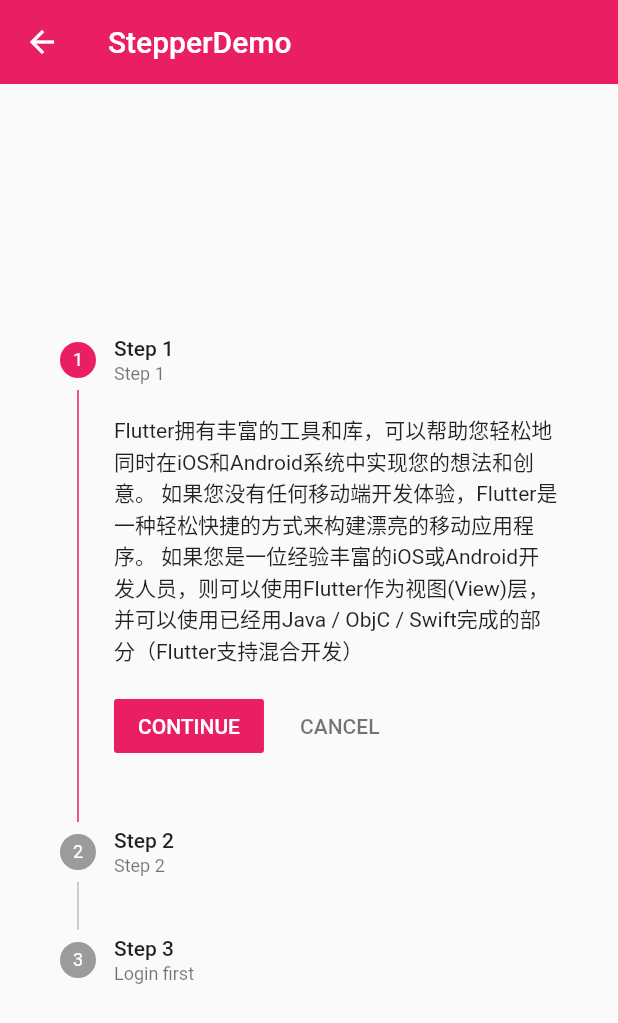
After one commit to Darren-xd/flutter_dome, a Flutter app: the StepperDemo screen opened directly, on a phone screen of 412 x 824 dp. The commit adds this screen. Shown: the top 1023 px of the screen. Run offline on Flutter 3.47's test engine with Material 2 defaults, Android fonts, the phone set to English and light mode, and no system bars; our stand-ins replace flutter_swiper; network calls fail.

Commit message:
Card 组件和 Step 组件是用

```diff
--- a/lib/buttom/button_demo.dart
+++ b/lib/buttom/button_demo.dart
@@ -3,6 +3,8 @@ import 'package:flutter_dome/buttom/checkbox_demo.dart';
 import 'package:flutter_dome/buttom/date_time_demo.dart';
 import 'package:flutter_dome/buttom/popup_menu_button_demo.dart';
 import 'package:flutter_dome/buttom/switch_demo.dart';
+import 'package:flutter_dome/card/card_demo.dart';
+import 'package:flutter_dome/card/stepper_demo.dart';
 import 'package:flutter_dome/chip/chip_demo.dart';
 import 'package:flutter_dome/datatable/datatable_demo.dart';
 import 'package:flutter_dome/dialog/expansion_panel_demo.dart';
@@ -61,6 +63,14 @@ class _ButtonDemoState extends State<ButtonDemo> {
           ListItem(
             title: "DataTableDemo",
             page: DataTableDemo(),
+          ),
+          ListItem(
+            title: "CardDemo",
+            page: CardDemo(),
+          ),
+          ListItem(
+            title: "StepperDemo",
+            page: StepperDemo(),
           ),
         ],
       ),
--- /dev/null
+++ b/lib/card/stepper_demo.dart
@@ -0,0 +1,73 @@
+import 'package:flutter/material.dart';
+
+class StepperDemo extends StatefulWidget {
+  @override
+  _StepperDemoState createState() => _StepperDemoState();
+}
+
+class _StepperDemoState extends State<StepperDemo> {
+  int _currentStep = 0;
+  @override
+  Widget build(BuildContext context) {
+    return Scaffold(
+      appBar: AppBar(
+        title: Text("StepperDemo"),
+        elevation: 0.0,
+      ),
+      body: Container(
+        padding: EdgeInsets.all(16.0),
+        child: Column(
+          mainAxisAlignment: MainAxisAlignment.center,
+          children: <Widget>[
+            Theme(
+              data: Theme.of(context).copyWith(
+                  // primaryColor: Colors.black,
+                  ),
+              child: Stepper(
+                currentStep: _currentStep,
+                onStepTapped: (int value) {
+                  setState(() {
+                    _currentStep = value;
+                  });
+                },
+                onStepContinue: () {
+                  setState(() {
+                    _currentStep < 2 ? _currentStep += 1 : _currentStep = 0;
+                  });
+                },
+                onStepCancel: () {
+                  setState(() {
+                    _currentStep > 0 ? _currentStep -= 1 : _currentStep = 0;
+                  });
+                },
+                steps: [
+                  Step(
+                    title: Text("Step 1"),
+                    subtitle: Text("Step 1"),
+                    content: Text(
+                        "Flutter拥有丰富的工具和库，可以帮助您轻松地同时在iOS和Android系统中实现您的想法和创意。 如果您没有任何移动端开发体验，Flutter是一种轻松快捷的方式来构建漂亮的移动应用程序。 如果您是一位经验丰富的iOS或Android开发人员，则可以使用Flutter作为视图(View)层， 并可以使用已经用Java / ObjC / Swift完成的部分（Flutter支持混合开发）"),
+                    isActive: _currentStep == 0,
+                  ),
+                  Step(
+                    title: Text("Step 2"),
+                    subtitle: Text("Step 2"),
+                    content: Text(
+                        "Flutter拥有丰富的工具和库，可以帮助您轻松地同时在iOS和Android系统中实现您的想法和创意。 如果您没有任何移动端开发体验，Flutter是一种轻松快捷的方式来构建漂亮的移动应用程序。 如果您是一位经验丰富的iOS或Android开发人员，则可以使用Flutter作为视图(View)层， 并可以使用已经用Java / ObjC / Swift完成的部分（Flutter支持混合开发）"),
+                    isActive: _currentStep == 1,
+                  ),
+                  Step(
+                    title: Text("Step 3"),
+                    subtitle: Text("Login first"),
+                    content: Text(
+                        "Flutter拥有丰富的工具和库，可以帮助您轻松地同时在iOS和Android系统中实现您的想法和创意。 如果您没有任何移动端开发体验，Flutter是一种轻松快捷的方式来构建漂亮的移动应用程序。 如果您是一位经验丰富的iOS或Android开发人员，则可以使用Flutter作为视图(View)层， 并可以使用已经用Java / ObjC / Swift完成的部分（Flutter支持混合开发）"),
+                    isActive: _currentStep == 2,
+                  ),
+                ],
+              ),
+            ),
+          ],
+        ),
+      ),
+    );
+  }
+}
```
Also changed, not shown: lib/card/card_demo.dart (added, +76 -0 lines).
